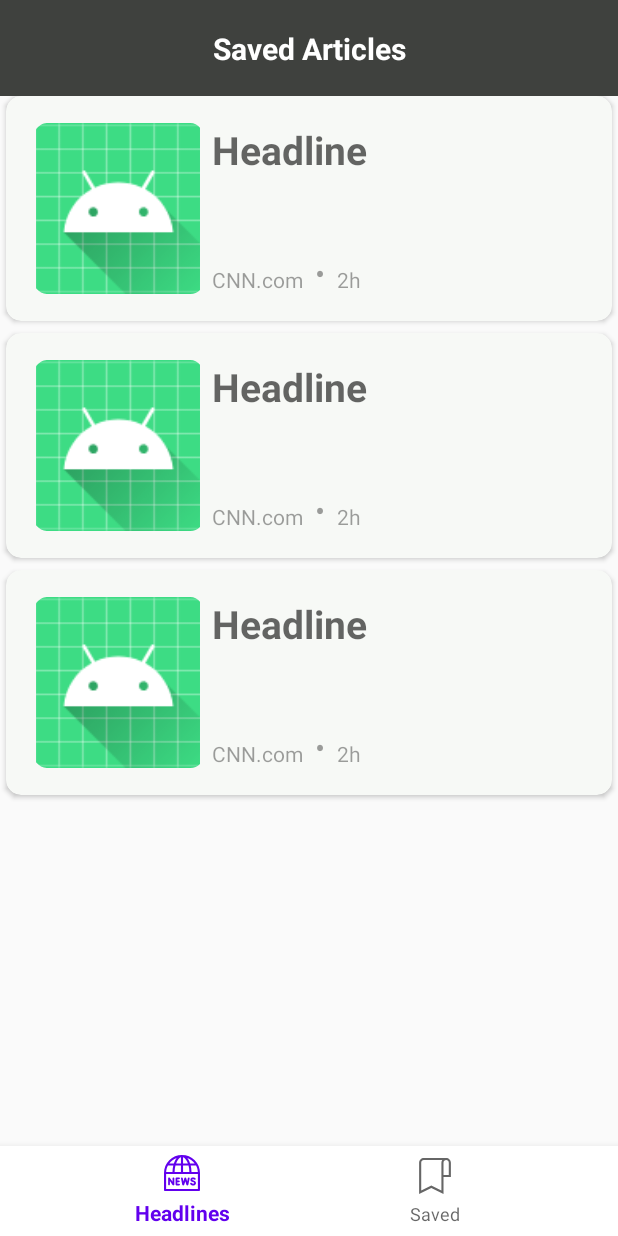
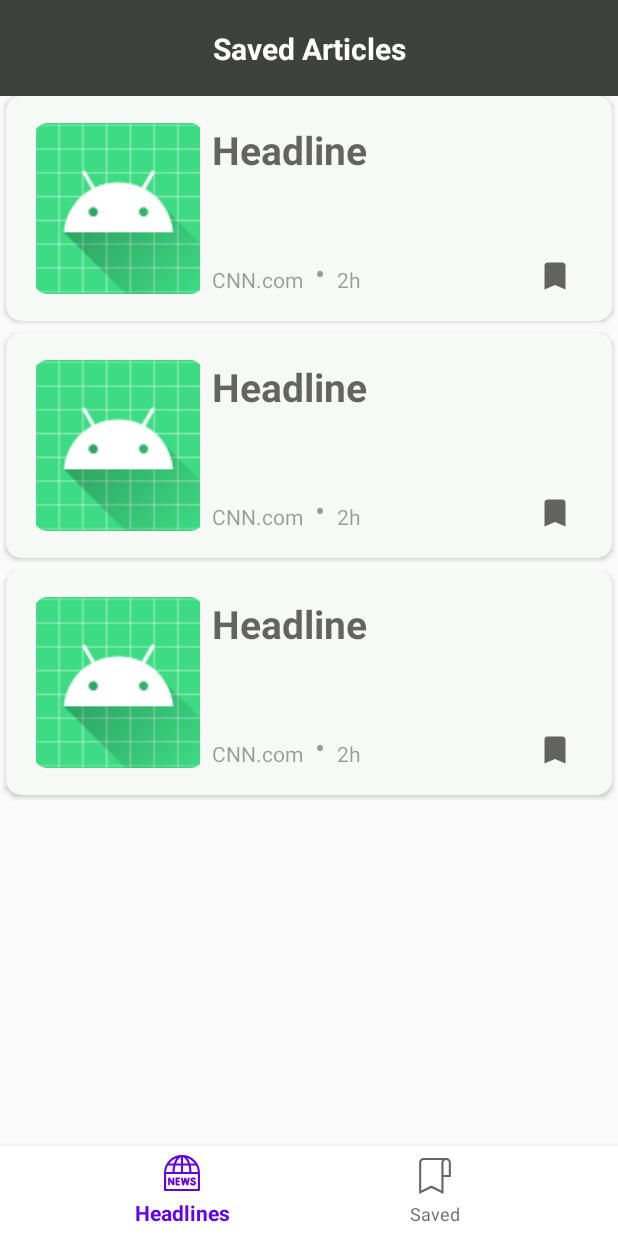
Before and after one commit to magdi74/NewsApp, an Android app: the layout fragment_saved_items.xml on its own in the app's theme, with its tools: preview values and no code run, on a phone screen of 412 x 824 dp. Run offline under Robolectric (Android 15) with nearby library versions, the phone set to English and light mode, and no system bars.

Commit message:
Added a different icon to allow the ability for unbookmarking

```diff
--- a/app/src/main/res/layout/saved_articles_card.xml
+++ b/app/src/main/res/layout/saved_articles_card.xml
@@ -1,5 +1,6 @@
 <?xml version="1.0" encoding="utf-8"?>
 <androidx.cardview.widget.CardView xmlns:android="http://schemas.android.com/apk/res/android"
+    xmlns:tools="http://schemas.android.com/tools"
     android:layout_width="match_parent"
     android:layout_height="wrap_content"
     xmlns:app="http://schemas.android.com/apk/res-auto"
@@ -79,7 +80,16 @@
             app:layout_constraintStart_toEndOf="@+id/article_poster"
             app:layout_constraintBottom_toBottomOf="@id/article_poster" />
 
-
+        <ImageButton
+            android:layout_width="60dp"
+            android:layout_height="60dp"
+            android:layout_marginEnd="8dp"
+            android:background="#f7f9f6"
+            android:src="@drawable/ic_saved"
+            app:layout_constraintBottom_toBottomOf="parent"
+            app:layout_constraintEnd_toEndOf="parent"
+            app:layout_constraintTop_toTopOf="parent"
+            app:layout_constraintVertical_bias="1.0" />
 
 
     </androidx.constraintlayout.widget.ConstraintLayout>
```
